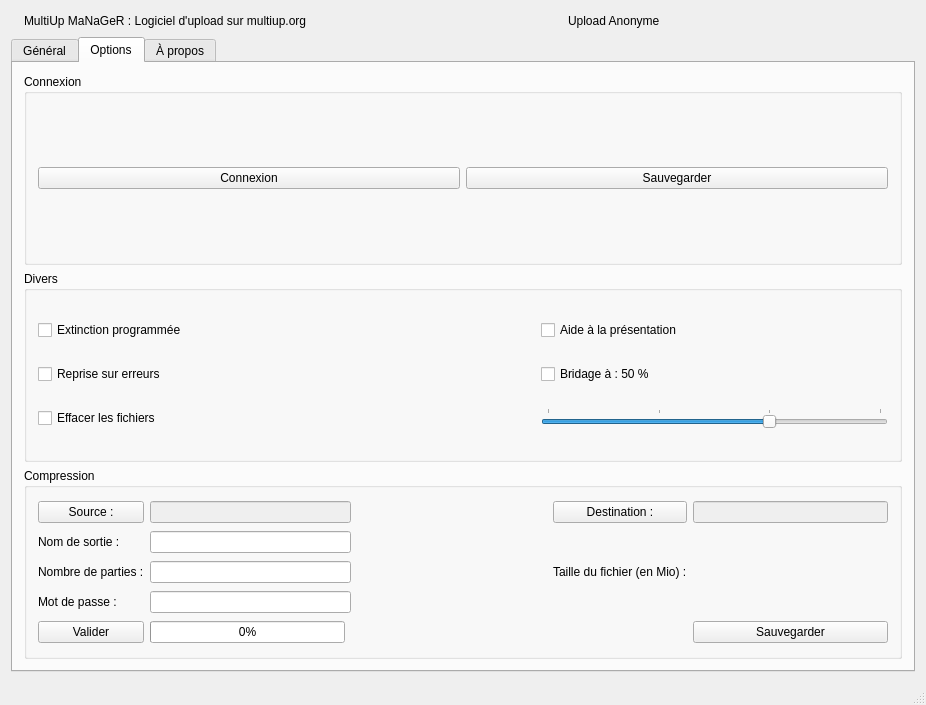
ysard/MultiupMaNaGeR, file mainwindow.ui: the form before one commit.
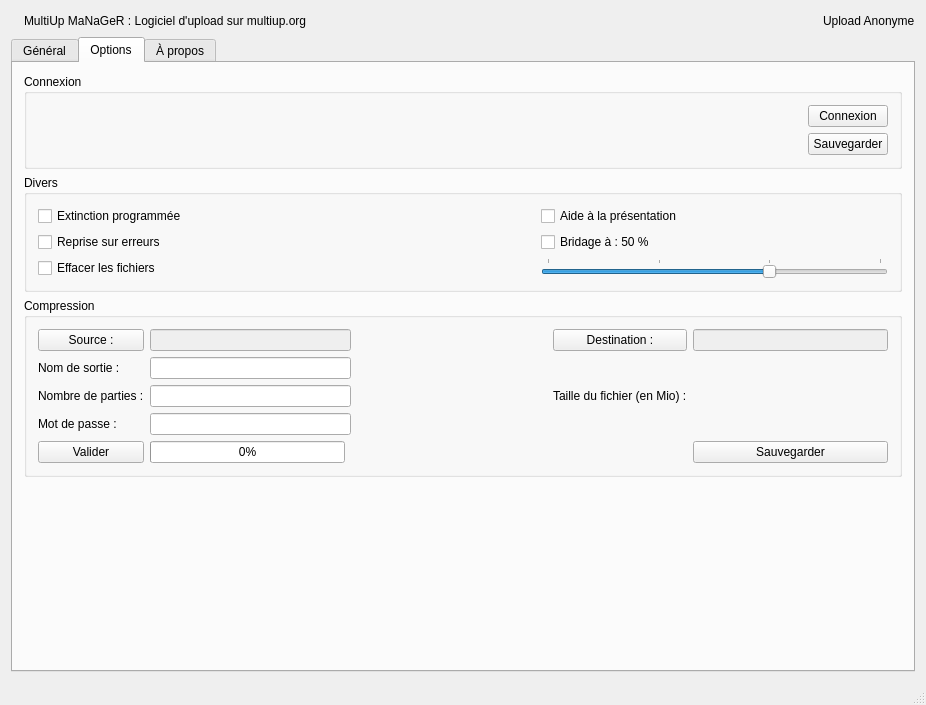
The form after the commit. The open tabs and pages were chosen to show the change. Icons and pictures are not drawn.

Commit message: Rewrite second tab: add spacer and horizontal layout instead of vertical layout for login zone

The edit to the form file:
```diff
--- a/mainwindow.ui
+++ b/mainwindow.ui
@@ -63,19 +63,6 @@
         </property>
        </widget>
       </item>
-      <item>
-       <spacer name="horizontalSpacer_2">
-        <property name="orientation">
-         <enum>Qt::Horizontal</enum>
-        </property>
-        <property name="sizeHint" stdset="0">
-         <size>
-          <width>40</width>
-          <height>20</height>
-         </size>
-        </property>
-       </spacer>
-      </item>
      </layout>
     </item>
     <item>
@@ -271,12 +258,43 @@
           </property>
           <layout class="QVBoxLayout" name="verticalLayout_3">
            <item>
-            <layout class="QFormLayout" name="formLayoutIdentifiants"/>
+            <layout class="QHBoxLayout" name="horizontalLayout_4">
+             <property name="rightMargin">
+              <number>0</number>
+             </property>
+             <item>
+              <layout class="QFormLayout" name="formLayoutIdentifiants">
+               <property name="sizeConstraint">
+                <enum>QLayout::SetMinimumSize</enum>
+               </property>
+              </layout>
            </item>
            <item>
-            <layout class="QHBoxLayout" name="horizontalLayout_3">
+              <spacer name="horizontalSpacer_2">
+               <property name="orientation">
+                <enum>Qt::Horizontal</enum>
+               </property>
+               <property name="sizeHint" stdset="0">
+                <size>
+                 <width>40</width>
+                 <height>20</height>
+                </size>
+               </property>
+              </spacer>
+             </item>
+             <item>
+              <layout class="QVBoxLayout" name="verticalLayout_2" stretch="0,0">
+               <property name="sizeConstraint">
+                <enum>QLayout::SetMinimumSize</enum>
+               </property>
              <item>
               <widget class="QPushButton" name="boutonConnexion">
+                 <property name="sizePolicy">
+                  <sizepolicy hsizetype="Minimum" vsizetype="Fixed">
+                   <horstretch>0</horstretch>
+                   <verstretch>0</verstretch>
+                  </sizepolicy>
+                 </property>
                <property name="statusTip">
                 <string>Permet l'upload sur un compte crée sur multiup.org</string>
                </property>
@@ -291,9 +309,18 @@
              </item>
              <item>
               <widget class="QPushButton" name="boutonSavIdentifiants">
+                 <property name="sizePolicy">
+                  <sizepolicy hsizetype="Minimum" vsizetype="Fixed">
+                   <horstretch>0</horstretch>
+                   <verstretch>0</verstretch>
+                  </sizepolicy>
+                 </property>
                <property name="statusTip">
                 <string>Sauvegarde ou recharge les identifiants dans le fichier de configuration</string>
                </property>
+                 <property name="layoutDirection">
+                  <enum>Qt::LeftToRight</enum>
+                 </property>
                <property name="text">
                 <string>Sauvegarder</string>
                </property>
@@ -302,6 +329,8 @@
                  <normaloff>:/interface/img/interface/status_editing.png</normaloff>:/interface/img/interface/status_editing.png</iconset>
                </property>
               </widget>
+               </item>
+              </layout>
              </item>
             </layout>
            </item>
@@ -572,6 +601,19 @@
           </layout>
          </widget>
         </item>
+        <item>
+         <spacer name="verticalSpacer_2">
+          <property name="orientation">
+           <enum>Qt::Vertical</enum>
+          </property>
+          <property name="sizeHint" stdset="0">
+           <size>
+            <width>20</width>
+            <height>40</height>
+           </size>
+          </property>
+         </spacer>
+        </item>
        </layout>
       </widget>
       <widget class="QWidget" name="tab_3">
```
Lines whose indentation alone changed are shown as unchanged. The commit also changes 1 other file.
